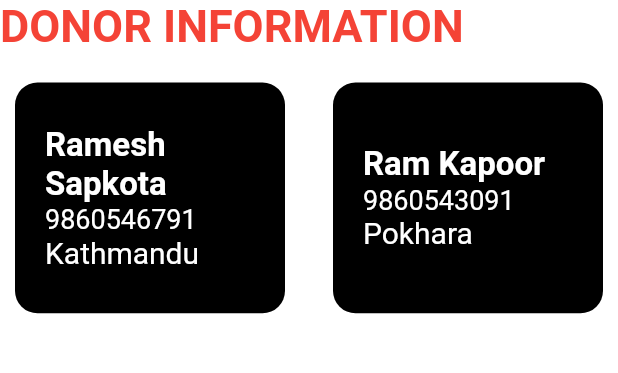
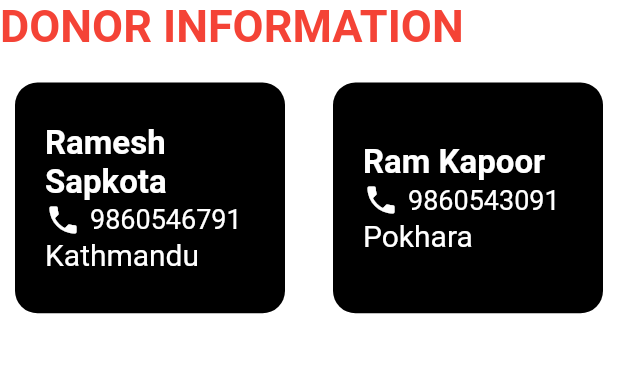
Before and after one commit to aregmi450/blood, a Flutter app: the Contact screen opened by its route, on a phone screen of 412 x 824 dp, the part 84-457 px from its top. Run offline on Flutter 3.47's test engine with Material 2 defaults, Android fonts, the phone set to English and light mode, and no system bars.

Commit message:
Adds Text with Icon for contact screen

```diff
--- a/lib/contact.dart
+++ b/lib/contact.dart
@@ -1,4 +1,5 @@
 import 'package:flutter/material.dart';
+import 'package:new_flutter_project/widgets/TextWithIcon.dart';
 
 class Contact extends StatelessWidget {
   Widget _selectedDonors({
@@ -30,11 +31,17 @@ class Contact extends StatelessWidget {
               fontWeight: FontWeight.bold,
             ),
           ),
-          Text(
-            contact,
-            style: TextStyle(
-              fontSize: 18,
+          TextWithIcon(
+            icon: Icon(
+              Icons.phone,
               color: Colors.white,
+            ),
+            text: Text(
+              contact,
+              style: TextStyle(
+                fontSize: 18,
+                color: Colors.white,
+              ),
             ),
           ),
           Text(
@@ -107,4 +114,70 @@ class Contact extends StatelessWidget {
           ),
         ));
   }
+
+  // Widget build(BuildContext context) {
+  //   return Scaffold(
+  //       backgroundColor: Colors.white,
+  //       appBar: AppBar(
+  //         elevation: 0.0,
+  //         backgroundColor: Colors.red[300],
+  //         title: Text(
+  //           'Hamro Blood',
+  //           style: TextStyle(fontSize: 23.5, fontWeight: FontWeight.bold),
+  //         ),
+  //         centerTitle: true,
+  //       ),
+  //       body: Container(
+  //         child: Column(
+  //           crossAxisAlignment: CrossAxisAlignment.start,
+  //           children: [
+  //             Text(
+  //               'DONOR INFORMATION',
+  //               textAlign: TextAlign.left,
+  //               style: TextStyle(
+  //                 fontSize: 30,
+  //                 color: Colors.red,
+  //                 fontWeight: FontWeight.bold,
+  //               ),
+  //             ),
+  //             Padding(
+  //               padding: EdgeInsets.only(
+  //                 top: 20,
+  //               ),
+  //               child: Container(
+  //                 height: 300,
+  //                 child: GridView.count(
+  //                   crossAxisCount: 2,
+  //                   crossAxisSpacing: 12,
+  //                   mainAxisSpacing: 8,
+  //                   childAspectRatio: 1.30,
+  //                   children: <Widget>[
+  //                     ...donors.map((donor) {
+  //                       return _selectedDonors(
+  //                           color: Colors.black,
+  //                           name: donor['name'],
+  //                           location: donor['location'],
+  //                           contact: donor['contact']);
+  //                     }).toList(),
+  //                   ],
+  //                 ),
+  //               ),
+  //             )
+  //           ],
+  //         ),
+  //       ));
+  // }
 }
+
+const donors = [
+  {
+    'name': 'Ramesh Sapkota',
+    'contact': '9860546791',
+    'location': 'Kathmandu',
+  },
+  {
+    'name': 'Ram Kapoor',
+    'contact': '9860543091',
+    'location': 'Pokhara',
+  }
+];
--- /dev/null
+++ b/lib/widgets/TextWithIcon.dart
@@ -0,0 +1,21 @@
+import 'package:flutter/material.dart';
+
+class TextWithIcon extends StatelessWidget {
+  final Icon icon;
+  final Text text;
+
+  TextWithIcon({this.icon, this.text});
+
+  @override
+  Widget build(BuildContext context) {
+    return Row(
+      children: [
+        icon,
+        Padding(
+          padding: EdgeInsets.all(3),
+        ),
+        text
+      ],
+    );
+  }
+}
```
Also changed, not shown: pubspec.yaml (+1 -9 lines), test_driver/main_test.dart (deleted, +0 -38 lines), pubspec.lock.
